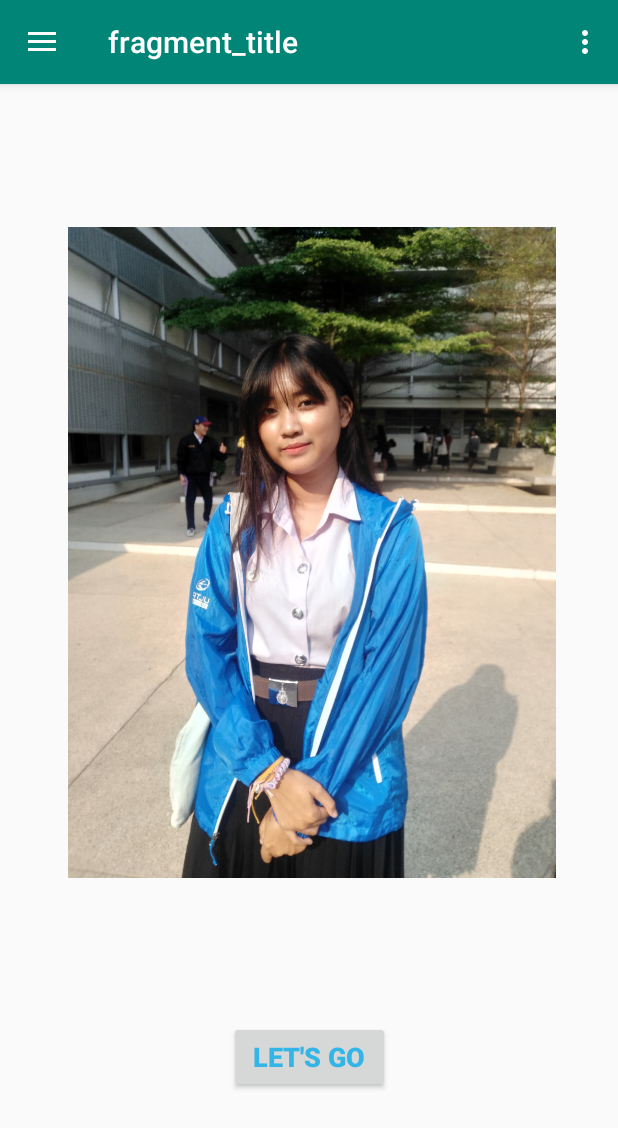
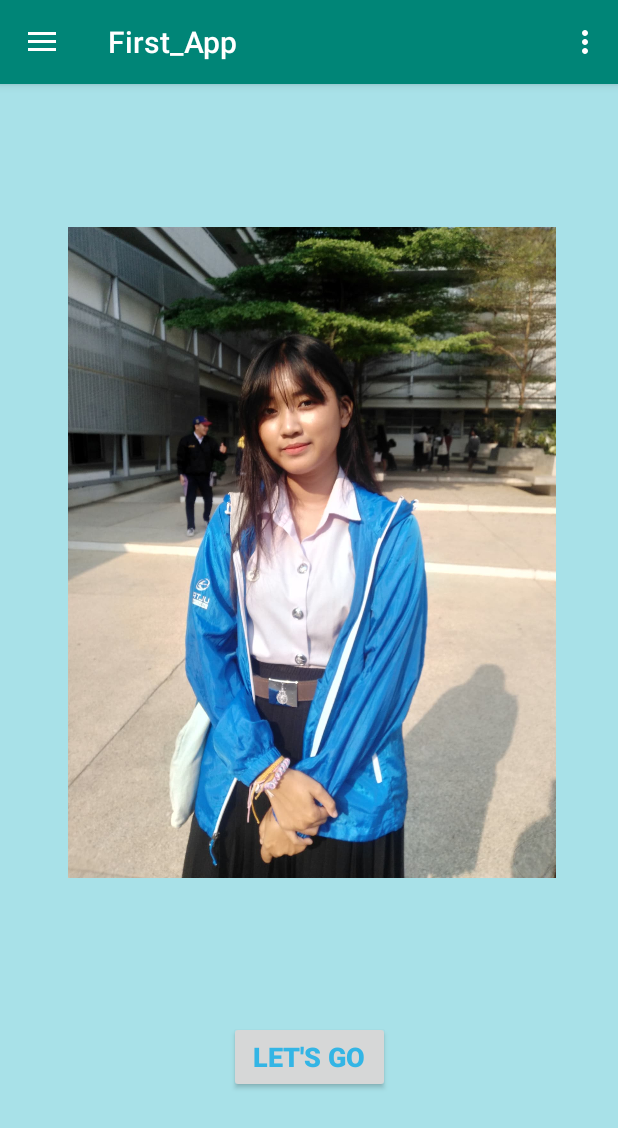
Before and after one commit to tida19/MyApptida1, an Android app: the screen it shows after launch (MainActivity), on a phone screen of 412 x 824 dp. Shown: the top 1128 px of the screen. Run offline under Robolectric (Android 15) with nearby library versions, the phone set to English and light mode, and no system bars; our stand-ins replace data binding, navigation-ui.

Commit message:
1.3-first app-main

```diff
--- a/app/src/main/res/layout/fragment_title.xml
+++ b/app/src/main/res/layout/fragment_title.xml
@@ -24,7 +24,8 @@
     <androidx.constraintlayout.widget.ConstraintLayout
         android:id="@+id/titleConstraint"
         android:layout_width="match_parent"
-        android:layout_height="match_parent">
+        android:layout_height="match_parent"
+        android:background="#A8E1E8">
 
         <Button
             android:id="@+id/playButton"
--- a/app/src/main/res/navigation/navigation.xml
+++ b/app/src/main/res/navigation/navigation.xml
@@ -8,16 +8,16 @@
     <fragment
         android:id="@+id/titleFragment"
         android:name="com.example.android.navigation.TitleFragment"
-        android:label="fragment_title"
+        android:label="First_App"
         tools:layout="@layout/fragment_title" />
     <fragment
         android:id="@+id/aboutFragment"
         android:name="com.example.android.navigation.AboutFragment"
-        android:label="fragment_about"
+        android:label="Profile"
         tools:layout="@layout/fragment_about" />
     <fragment
         android:id="@+id/rulesFragment"
         android:name="com.example.android.navigation.RulesFragment"
-        android:label="fragment_rules"
+        android:label="Contact"
         tools:layout="@layout/fragment_rules" />
 </navigation>
```
